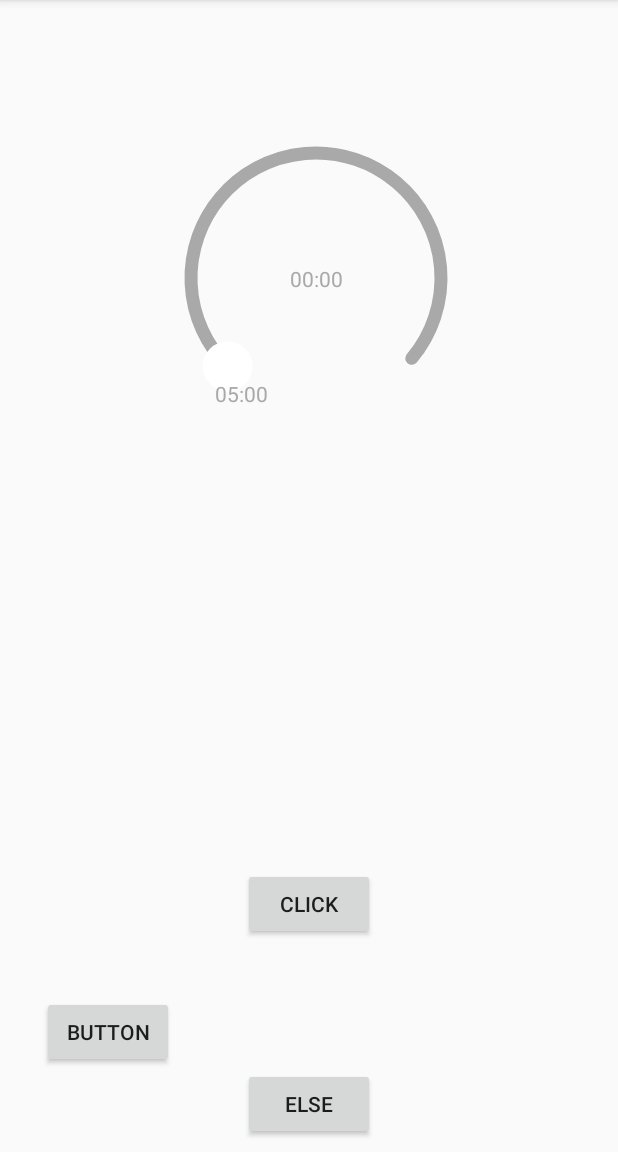
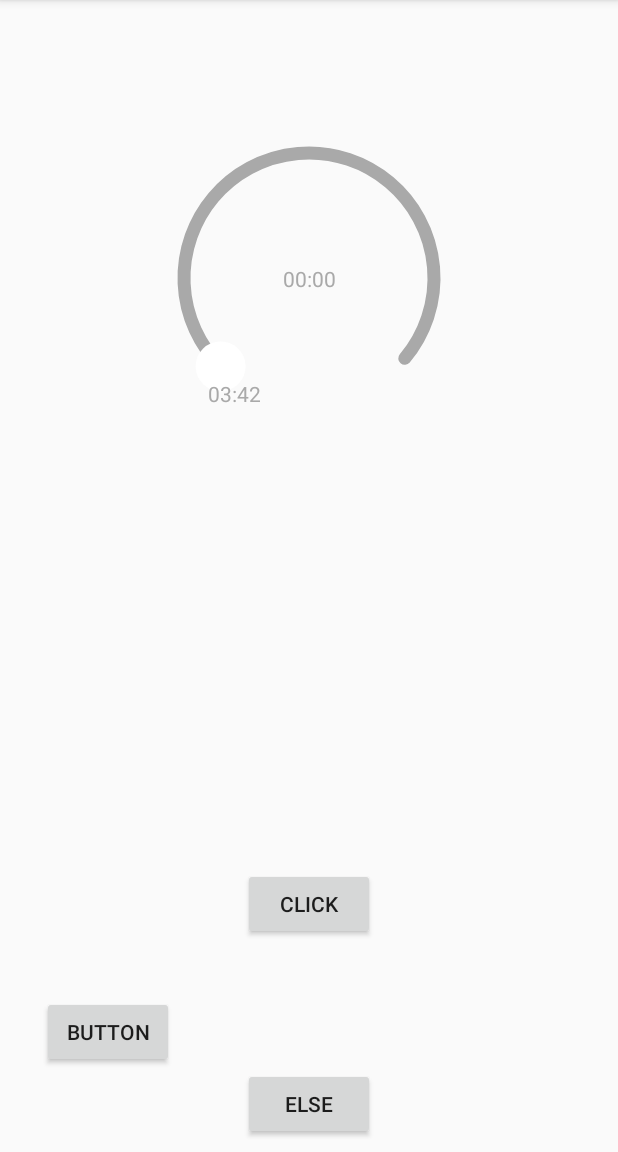
Before and after one commit to pokk/MusicDiskPlayer, an Android app: the screen it shows after launch (MainActivity), on a phone screen of 412 x 824 dp, the part 84-1236 px from its top. Run offline under Robolectric (Android 15) with nearby library versions, the phone set to English and light mode, and no system bars; our stand-ins replace CircleImageView; 2 statements that could not run were skipped.

Commit message:
Upgraded the lib.

```diff
--- a/build.gradle
+++ b/build.gradle
@@ -7,7 +7,7 @@ buildscript {
         jcenter()
     }
     dependencies {
-        classpath 'com.android.tools.build:gradle:3.2.0-alpha01'
+        classpath 'com.android.tools.build:gradle:3.2.0-alpha03'
         classpath "org.jetbrains.kotlin:kotlin-gradle-plugin:$kotlin_version"
 
         // NOTE: Do not place your application dependencies here; they belong
--- a/sample/src/main/java/com/devrapid/example/MainActivity.kt
+++ b/sample/src/main/java/com/devrapid/example/MainActivity.kt
@@ -5,12 +5,15 @@ import android.support.v7.app.AppCompatActivity
 import kotlinx.android.synthetic.main.activity_main.btn_1
 import kotlinx.android.synthetic.main.activity_main.btn_click
 import kotlinx.android.synthetic.main.activity_main.btn_else
+import kotlinx.android.synthetic.main.activity_main.rcii
 
 class MainActivity : AppCompatActivity() {
     var time = 100
     override fun onCreate(savedInstanceState: Bundle?) {
         super.onCreate(savedInstanceState)
         setContentView(R.layout.activity_main)
+
+        rcii.currProgress = 0.4f
 
 //        rotatedCircleImageView.onClickEvent = { view, isPaused ->
 //        }
--- a/sample/src/main/res/layout/activity_main.xml
+++ b/sample/src/main/res/layout/activity_main.xml
@@ -22,10 +22,9 @@
         android:layout_width="200dp"
         android:layout_height="200dp"
         android:layout_marginBottom="47dp"
-        app:end_time="300"
+        app:end_time="222"
         app:layout_constraintBottom_toTopOf="@+id/textView"
         app:layout_constraintEnd_toEndOf="parent"
-        app:layout_constraintHorizontal_bias="0.522"
         app:layout_constraintLeft_toLeftOf="parent"
         app:layout_constraintRight_toRightOf="parent"
         app:layout_constraintStart_toStartOf="parent"
```
